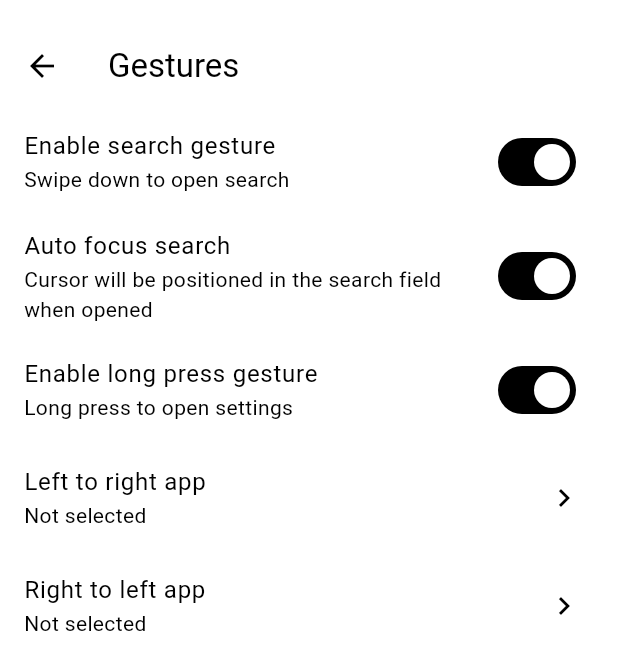
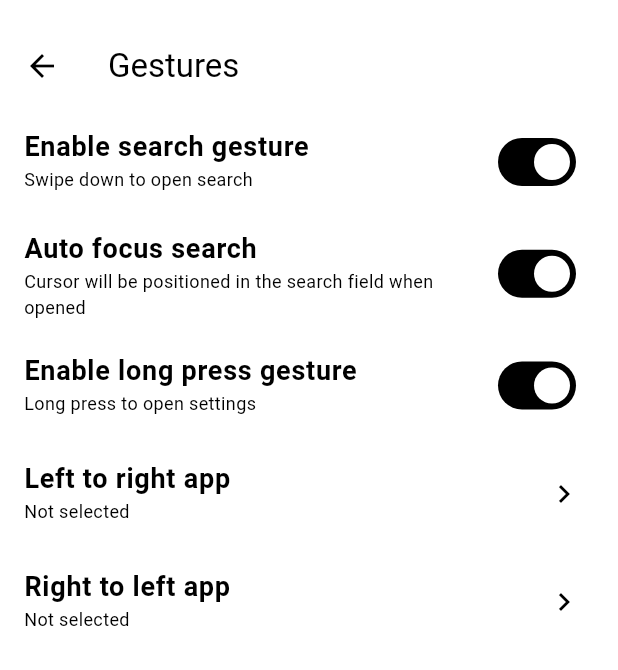
Before and after one commit to ruditimmermans/think-launcher-flutter, a Flutter app: the GestureSettingsScreen screen opened directly with empty values, on a phone screen of 412 x 824 dp. Shown: the top 670 px of the screen. Run offline on Flutter 3.47's test engine with Material 3 defaults, Android fonts, the light colour scheme and no system bars; our stand-ins replace battery_plus, shared_preferences; missing offline and left inert: installed_apps; accounts and stored records are empty.

Commit message:
Auto commit 2025-05-17 14:20:48

```diff
--- a/lib/screens/gesture_settings_screen.dart
+++ b/lib/screens/gesture_settings_screen.dart
@@ -2,6 +2,12 @@ import 'package:flutter/material.dart';
 import 'package:shared_preferences/shared_preferences.dart';
 import 'package:installed_apps/installed_apps.dart';
 import '../models/app_info.dart';
+
+// Theme and style constants
+const _kFontSize = 18.0;
+const _kSubtitleFontSize = 12.0;
+const _kPadding = EdgeInsets.all(16.0);
+const _kHorizontalPadding = EdgeInsets.symmetric(horizontal: 16.0);
 
 class GestureSettingsScreen extends StatefulWidget {
   final SharedPreferences prefs;
@@ -137,21 +143,48 @@ class _GestureSettingsScreenState extends State<GestureSettingsScreen> {
       child: Padding(
         padding: const EdgeInsets.only(top: 16.0),
         child: Scaffold(
+          backgroundColor: Colors.white,
           appBar: AppBar(
             title: const Text('Gestures'),
+            backgroundColor: Colors.white,
+            foregroundColor: Colors.black,
+            elevation: 0,
+            leading: IconButton(
+              icon: const Icon(Icons.arrow_back),
+              onPressed: () => Navigator.pop(context),
+            ),
           ),
           body: _isLoading
               ? const Center(
                   child: Text(
                     'Loading...',
-                    style: TextStyle(fontSize: 18),
+                    style: TextStyle(fontSize: _kFontSize),
                   ),
                 )
-              : ListView(
+              : Theme(
+                  data: Theme.of(context).copyWith(
+                    splashColor: Colors.transparent,
+                    highlightColor: Colors.transparent,
+                    hoverColor: Colors.transparent,
+                    focusColor: Colors.transparent,
+                  ),
+                  child: ScrollConfiguration(
+                    behavior: NoGlowScrollBehavior(),
+                    child: ListView(
+                      physics: const ClampingScrollPhysics(),
                       children: [
                         SwitchListTile(
-                      title: const Text('Enable search gesture'),
-                      subtitle: const Text('Swipe down to open search'),
+                          title: const Text(
+                            'Enable search gesture',
+                            style: TextStyle(
+                              fontSize: _kFontSize,
+                              fontWeight: FontWeight.bold,
+                            ),
+                          ),
+                          subtitle: const Text(
+                            'Swipe down to open search',
+                            style: TextStyle(fontSize: _kSubtitleFontSize),
+                          ),
                           value: _enableSearchGesture,
                           onChanged: (value) {
                             setState(() {
@@ -161,9 +194,17 @@ class _GestureSettingsScreenState extends State<GestureSettingsScreen> {
                           },
                         ),
                         SwitchListTile(
-                      title: const Text('Auto focus search'),
+                          title: const Text(
+                            'Auto focus search',
+                            style: TextStyle(
+                              fontSize: _kFontSize,
+                              fontWeight: FontWeight.bold,
+                            ),
+                          ),
                           subtitle: const Text(
-                          'Cursor will be positioned in the search field when opened'),
+                            'Cursor will be positioned in the search field when opened',
+                            style: TextStyle(fontSize: _kSubtitleFontSize),
+                          ),
                           value: _autoFocusSearch,
                           onChanged: (value) {
                             setState(() {
@@ -173,8 +214,17 @@ class _GestureSettingsScreenState extends State<GestureSettingsScreen> {
                           },
                         ),
                         SwitchListTile(
-                      title: const Text('Enable long press gesture'),
-                      subtitle: const Text('Long press to open settings'),
+                          title: const Text(
+                            'Enable long press gesture',
+                            style: TextStyle(
+                              fontSize: _kFontSize,
+                              fontWeight: FontWeight.bold,
+                            ),
+                          ),
+                          subtitle: const Text(
+                            'Long press to open settings',
+                            style: TextStyle(fontSize: _kSubtitleFontSize),
+                          ),
                           value: _enableLongPressGesture,
                           onChanged: showSettingsButton
                               ? (value) {
@@ -187,34 +237,64 @@ class _GestureSettingsScreenState extends State<GestureSettingsScreen> {
                         ),
                         if (!showSettingsButton)
                           Padding(
-                        padding: const EdgeInsets.symmetric(horizontal: 16.0),
+                            padding: _kHorizontalPadding,
                             child: Text(
                               'Settings button is disabled. Enable it in settings to use this gesture.',
                               style: TextStyle(
                                 color: Theme.of(context).colorScheme.error,
-                            fontSize: 12,
+                                fontSize: _kSubtitleFontSize,
                               ),
                             ),
                           ),
                         ListTile(
-                      title: const Text('Left to right app'),
+                          title: const Text(
+                            'Left to right app',
+                            style: TextStyle(
+                              fontSize: _kFontSize,
+                              fontWeight: FontWeight.bold,
+                            ),
+                          ),
                           subtitle: _leftToRightApp != null &&
                                   _appInfoCache.containsKey(_leftToRightApp!)
-                          ? Text(_appInfoCache[_leftToRightApp!]!.name)
-                          : const Text('Not selected'),
+                              ? Text(
+                                  _appInfoCache[_leftToRightApp!]!.name,
+                                  style: const TextStyle(
+                                      fontSize: _kSubtitleFontSize),
+                                )
+                              : const Text(
+                                  'Not selected',
+                                  style:
+                                      TextStyle(fontSize: _kSubtitleFontSize),
+                                ),
                           trailing: const Icon(Icons.chevron_right),
                           onTap: () => _selectApp(true),
                         ),
                         ListTile(
-                      title: const Text('Right to left app'),
+                          title: const Text(
+                            'Right to left app',
+                            style: TextStyle(
+                              fontSize: _kFontSize,
+                              fontWeight: FontWeight.bold,
+                            ),
+                          ),
                           subtitle: _rightToLeftApp != null &&
                                   _appInfoCache.containsKey(_rightToLeftApp!)
-                          ? Text(_appInfoCache[_rightToLeftApp!]!.name)
-                          : const Text('Not selected'),
+                              ? Text(
+                                  _appInfoCache[_rightToLeftApp!]!.name,
+                                  style: const TextStyle(
+                                      fontSize: _kSubtitleFontSize),
+                                )
+                              : const Text(
+                                  'Not selected',
+                                  style:
+                                      TextStyle(fontSize: _kSubtitleFontSize),
+                                ),
                           trailing: const Icon(Icons.chevron_right),
                           onTap: () => _selectApp(false),
                         ),
                       ],
+                    ),
+                  ),
                 ),
         ),
       ),
@@ -306,12 +386,6 @@ class _GestureAppSelectionScreenState extends State<GestureAppSelectionScreen> {
     });
   }
 
-  void _selectApp(String packageName) {
-    setState(() {
-      _selectedApp = packageName;
-    });
-  }
-
   @override
   Widget build(BuildContext context) {
     return Container(
@@ -319,6 +393,7 @@ class _GestureAppSelectionScreenState extends State<GestureAppSelectionScreen> {
       child: Padding(
         padding: const EdgeInsets.only(top: 16.0),
         child: Scaffold(
+          backgroundColor: Colors.white,
           appBar: AppBar(
             title: const Text('Select app'),
             backgroundColor: Colors.white,
@@ -326,13 +401,13 @@ class _GestureAppSelectionScreenState extends State<GestureAppSelectionScreen> {
             elevation: 0,
             leading: IconButton(
               icon: const Icon(Icons.arrow_back),
-              onPressed: () => Navigator.pop(context, _selectedApp),
+              onPressed: () => Navigator.pop(context),
             ),
           ),
           body: Column(
             children: [
               Padding(
-                padding: const EdgeInsets.all(16.0),
+                padding: _kPadding,
                 child: TextField(
                   controller: _searchController,
                   autofocus: false,
@@ -345,7 +420,7 @@ class _GestureAppSelectionScreenState extends State<GestureAppSelectionScreen> {
                     hintText: 'Search apps...',
                     prefixIcon: const Icon(Icons.search),
                     border: OutlineInputBorder(
-                      borderRadius: BorderRadius.circular(16),
+                      borderRadius: BorderRadius.circular(12),
                       borderSide: BorderSide.none,
                     ),
                     filled: true,
@@ -355,34 +430,36 @@ class _GestureAppSelectionScreenState extends State<GestureAppSelectionScreen> {
                   onChanged: _filterApps,
                 ),
               ),
-              if (_errorMessage != null)
-                Padding(
-                  padding: const EdgeInsets.all(16.0),
+              Expanded(
+                child: _isLoading
+                    ? const Center(
+                        child: Text(
+                          'Loading...',
+                          style: TextStyle(fontSize: _kFontSize),
+                        ),
+                      )
+                    : _errorMessage != null
+                        ? Center(
                             child: Text(
                               _errorMessage!,
-                    style: const TextStyle(color: Colors.black),
+                              style: const TextStyle(fontSize: _kFontSize),
                             ),
                           )
-              else if (_isLoading)
-                const Center(
-                  child: Text(
-                    'Loading...',
-                    style: TextStyle(fontSize: 18),
-                  ),
-                )
-              else
-                Expanded(
-                  child: ScrollConfiguration(
+                        : ScrollConfiguration(
                             behavior: NoGlowScrollBehavior(),
                             child: ListView.builder(
+                              physics: const ClampingScrollPhysics(),
                               itemCount: _filteredApps.length,
                               itemBuilder: (context, index) {
                                 final app = _filteredApps[index];
-                        final isSelected = app.packageName == _selectedApp;
+                                final isSelected =
+                                    app.packageName == _selectedApp;
                                 return Material(
                                   color: Colors.transparent,
                                   child: InkWell(
-                            onTap: () => _selectApp(app.packageName),
+                                    onTap: () {
+                                      Navigator.pop(context, app.packageName);
+                                    },
                                     splashColor: Colors.transparent,
                                     highlightColor: Colors.transparent,
                                     hoverColor: Colors.transparent,
@@ -397,7 +474,7 @@ class _GestureAppSelectionScreenState extends State<GestureAppSelectionScreen> {
                                             child: Text(
                                               app.name,
                                               style: const TextStyle(
-                                        fontSize: 18,
+                                                fontSize: _kFontSize,
                                                 fontWeight: FontWeight.bold,
                                               ),
                                               overflow: TextOverflow.ellipsis,
--- a/lib/screens/main_screen.dart
+++ b/lib/screens/main_screen.dart
@@ -247,11 +247,13 @@ class _MainScreenState extends State<MainScreen> with WidgetsBindingObserver {
     _isNavigating = true;
     try {
       if (!mounted) return;
+      final autoFocus = widget.prefs.getBool('autoFocusSearch') ?? true;
       await Navigator.push(
         context,
         PageRouteBuilder(
           pageBuilder: (context, animation, secondaryAnimation) => SearchScreen(
             prefs: widget.prefs,
+            autoFocus: autoFocus,
           ),
           transitionDuration: Duration.zero,
           reverseTransitionDuration: Duration.zero,
```
Also changed, not shown: 3 other files. Lines whose indentation alone changed are shown as unchanged.
